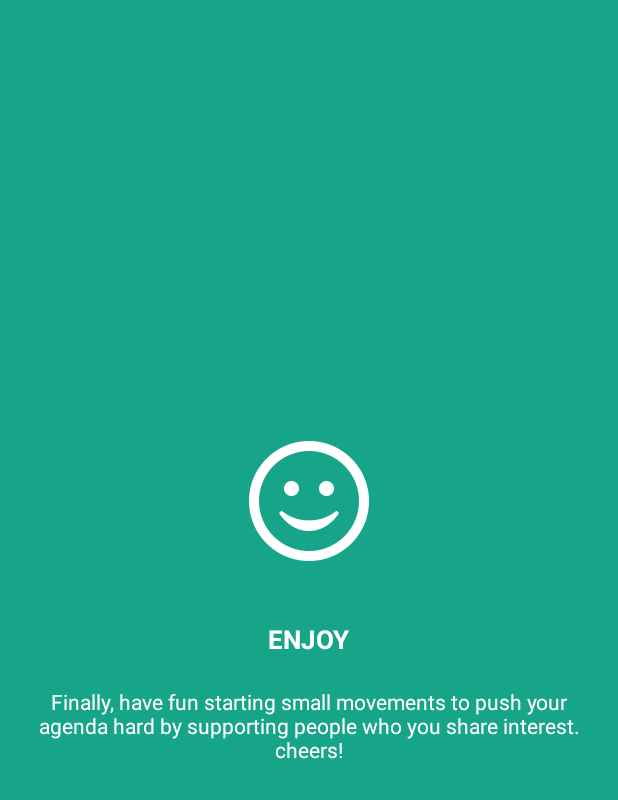
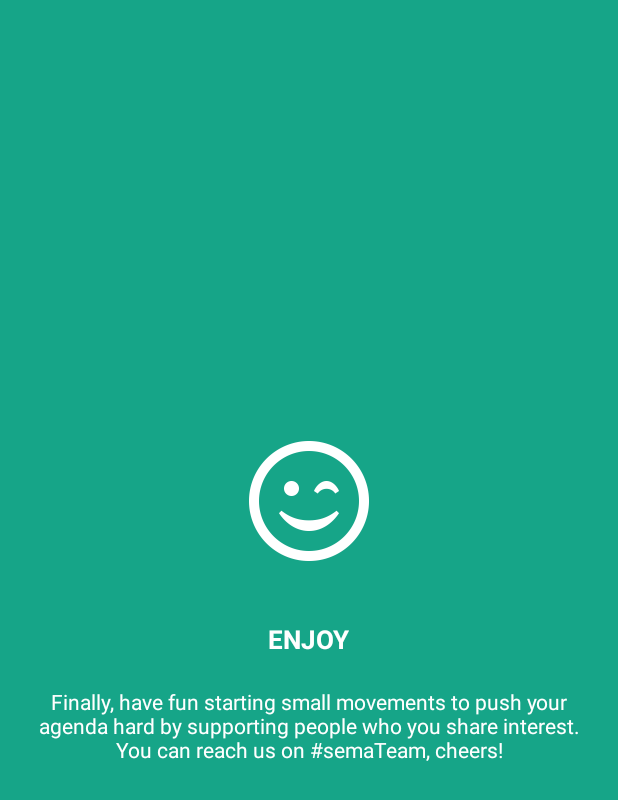
Before and after one commit to DevJSW/Sema, an Android app: the layout welcome_slide4.xml on its own in the app's theme, with its tools: preview values and no code run, on a phone screen of 412 x 824 dp. Shown: the top 800 px of the screen. Run offline under Robolectric (Android 15) with nearby library versions, the phone set to English and light mode, and no system bars.

Commit message:
commiting chages

```diff
--- a/app/src/main/res/layout/activity_chatroom.xml
+++ b/app/src/main/res/layout/activity_chatroom.xml
@@ -42,7 +42,7 @@
                 android:layout_alignParentBottom="true"
                 android:layout_alignParentLeft="true"
                 android:padding="6dp"
-                android:src="@drawable/ic_tag_faces" />
+                android:src="@drawable/smiley" />
 
             <ImageView
                 android:id="@+id/sendBtn"
--- a/app/src/main/res/layout/activity_hash_chatroom.xml
+++ b/app/src/main/res/layout/activity_hash_chatroom.xml
@@ -42,7 +42,7 @@
                 android:layout_alignParentBottom="true"
                 android:layout_alignParentLeft="true"
                 android:padding="6dp"
-                android:src="@drawable/ic_tag_faces" />
+                android:src="@drawable/smiley" />
 
             <ImageView
                 android:id="@+id/sendBtn"
--- a/app/src/main/res/layout/welcome_slide4.xml
+++ b/app/src/main/res/layout/welcome_slide4.xml
@@ -15,7 +15,7 @@
             android:layout_width="80dp"
             android:layout_height="80dp"
             android:layout_marginBottom="40dp"
-            android:src="@drawable/be_happy" />
+            android:src="@drawable/be_happy2" />
 
         <TextView
             android:layout_width="wrap_content"
--- a/app/src/main/res/values/strings.xml
+++ b/app/src/main/res/values/strings.xml
@@ -47,7 +47,7 @@
     <string name="slide_3_desc">For you to start a chat you need to add someone as a friend. i.e your contacts will not be shared with anyone.</string>
 
     <string name="slide_4_title">ENJOY</string>
-    <string name="slide_4_desc">Finally, have fun starting small movements to push your agenda hard by supporting people who you share interest. cheers!</string>
+    <string name="slide_4_desc">Finally, have fun starting small movements to push your agenda hard by supporting people who you share interest. You can reach us on #semaTeam, cheers!</string>
 
     <string name="play_again_desc">To see the welcome slider again, goto Settings -> apps -> welcome slider -> clear data</string>
     <string name="play_again">Play Again</string>
```
Also changed, not shown: app/src/main/res/drawable/be_happy2.png (added), app/src/main/res/drawable/smiley.png (added).
